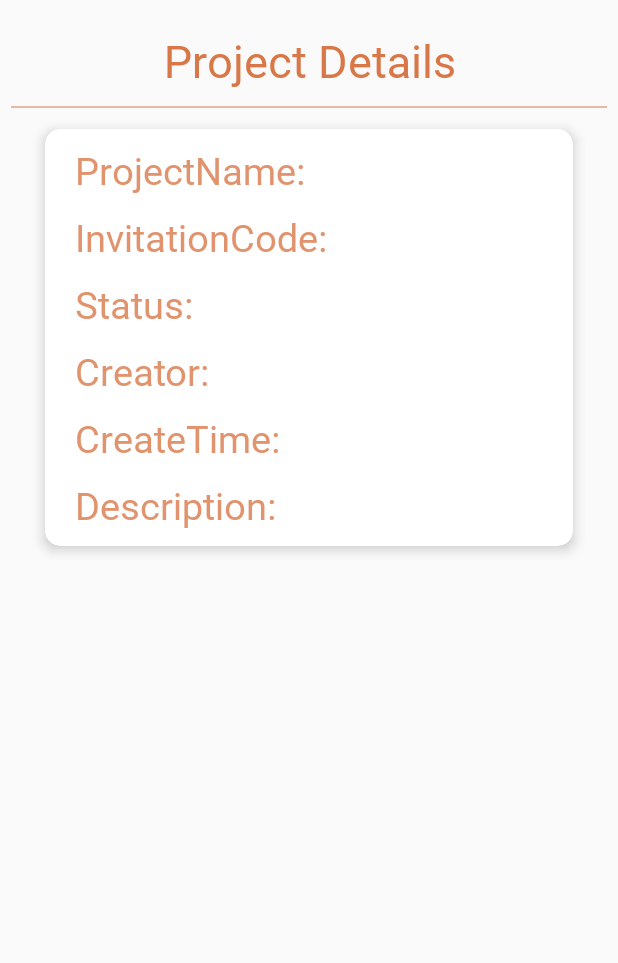
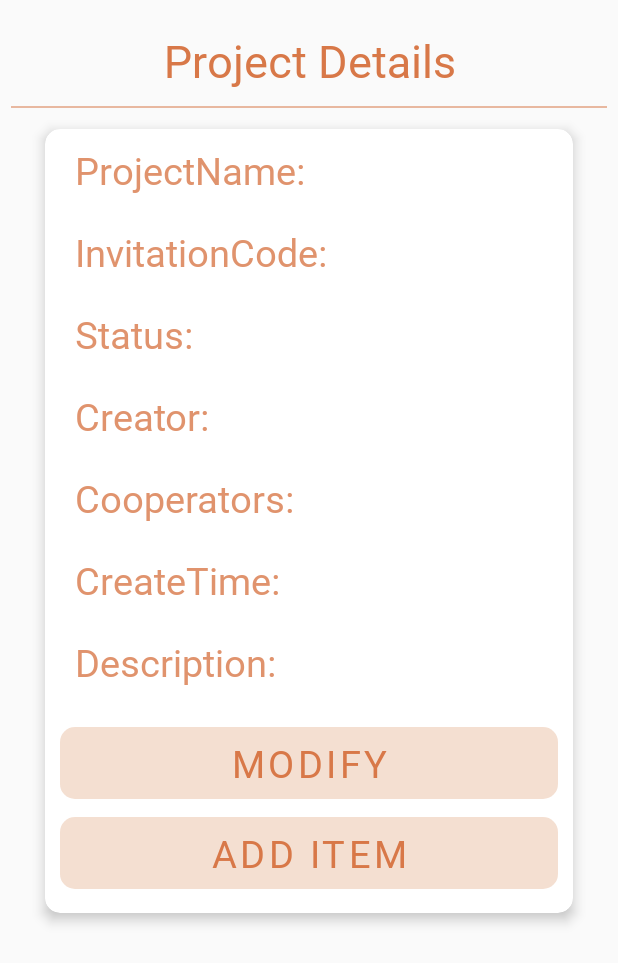
Before and after one commit to CoderWDD/TeamCooperation, an Android app: the PageProjectDetailsActivity screen opened directly, with no data from a screen before it, on a phone screen of 412 x 824 dp. Shown: the top 963 px of the screen. Run offline under Robolectric (Android 15) with nearby library versions, the phone set to English and light mode, and no system bars; our stand-ins replace data binding.

Commit message:
project details todo

```diff
--- a/app/src/main/java/com/example/cooperation/model/Project.java
+++ b/app/src/main/java/com/example/cooperation/model/Project.java
@@ -16,6 +16,16 @@ public class Project {
     private String invitationCode;
 
     private String creator;
+
+    private String cooperatorsList;
+
+    public String getCooperatorsList() {
+        return cooperatorsList;
+    }
+
+    public void setCooperatorsList(String cooperatorsList) {
+        this.cooperatorsList = cooperatorsList;
+    }
 
     public int getProjectId() {
         return projectId;
--- a/app/src/main/res/layout/activity_page_project_details.xml
+++ b/app/src/main/res/layout/activity_page_project_details.xml
@@ -95,7 +95,7 @@
                     android:layout_width="match_parent"
                     android:layout_height="wrap_content"
                     android:layout_marginLeft="20dp"
-                    android:layout_marginTop="10dp"
+                    android:layout_marginTop="20dp"
                     android:orientation="horizontal">
 
                     <TextView
@@ -122,7 +122,7 @@
                     android:layout_width="match_parent"
                     android:layout_height="wrap_content"
                     android:layout_marginLeft="20dp"
-                    android:layout_marginTop="10dp"
+                    android:layout_marginTop="20dp"
                     android:orientation="horizontal">
 
                     <TextView
@@ -153,7 +153,7 @@
                     android:layout_width="match_parent"
                     android:layout_height="wrap_content"
                     android:layout_marginLeft="20dp"
-                    android:layout_marginTop="10dp"
+                    android:layout_marginTop="20dp"
                     android:orientation="horizontal">
 
                     <TextView
@@ -180,7 +180,34 @@
                     android:layout_width="match_parent"
                     android:layout_height="wrap_content"
                     android:layout_marginLeft="20dp"
-                    android:layout_marginTop="10dp"
+                    android:layout_marginTop="20dp"
+                    android:orientation="horizontal">
+
+                    <TextView
+                        android:layout_width="wrap_content"
+                        android:layout_height="wrap_content"
+                        android:layout_marginRight="10dp"
+                        android:fontFamily="@font/no236"
+                        android:text="@string/project_cooperators"
+                        android:textColor="@color/orange_brown_item"
+                        android:textSize="25sp" />
+
+                    <TextView
+                        android:id="@+id/project_details_cooperators"
+                        android:layout_width="wrap_content"
+                        android:layout_height="wrap_content"
+                        android:fontFamily="@font/no236"
+                        android:text="@{projects.cooperatorsList}"
+                        android:textColor="@color/orange_brown_item"
+                        android:textSize="25sp" />
+
+                </androidx.appcompat.widget.LinearLayoutCompat>
+
+                <androidx.appcompat.widget.LinearLayoutCompat
+                    android:layout_width="match_parent"
+                    android:layout_height="wrap_content"
+                    android:layout_marginLeft="20dp"
+                    android:layout_marginTop="20dp"
                     android:orientation="horizontal">
 
                     <TextView
@@ -207,8 +234,7 @@
                     android:layout_width="match_parent"
                     android:layout_height="wrap_content"
                     android:layout_marginLeft="20dp"
-                    android:layout_marginTop="10dp"
-                    android:layout_marginBottom="10dp"
+                    android:layout_marginTop="20dp"
                     android:orientation="horizontal">
 
                     <TextView
@@ -236,6 +262,32 @@
 
                 </androidx.appcompat.widget.LinearLayoutCompat>
 
+                <com.google.android.material.button.MaterialButton
+                    android:layout_width="match_parent"
+                    android:layout_height="60dp"
+                    android:layout_marginHorizontal="10dp"
+                    android:layout_marginTop="20dp"
+                    android:fontFamily="@font/no236"
+                    android:stateListAnimator="@null"
+                    android:text="@string/project_modify"
+                    android:textColor="@color/orange_brown"
+                    android:textSize="25sp"
+                    app:backgroundTint="@color/button_login_background_3C"
+                    app:cornerRadius="10dp" />
+
+                <com.google.android.material.button.MaterialButton
+                    android:layout_width="match_parent"
+                    android:layout_height="60dp"
+                    android:layout_marginHorizontal="10dp"
+                    android:layout_marginBottom="10dp"
+                    android:fontFamily="@font/no236"
+                    android:stateListAnimator="@null"
+                    android:text="@string/project_detail_add_item"
+                    android:textColor="@color/orange_brown"
+                    android:textSize="25sp"
+                    app:backgroundTint="@color/button_login_background_3C"
+                    app:cornerRadius="10dp" />
+
             </androidx.appcompat.widget.LinearLayoutCompat>
 
         </com.google.android.material.card.MaterialCardView>
--- a/app/src/main/res/values/strings.xml
+++ b/app/src/main/res/values/strings.xml
@@ -53,6 +53,10 @@
     <string name="projects_invitation_code">InvitationCode: </string>
     <string name="projects_button_plus">Add a new projects!</string>
     <string name="project_details">Project Details</string>
+    <string name="project_cooperators">Cooperators: </string>
+    <string name="project_modify">Modify</string>
+    <string name="project_detail_invite">Cooperator Name</string>
+    <string name="project_detail_add_item">Add Item</string>
 
     <!--  random images url  -->
     <string name="random_images">https://source.unsplash.com/random</string>
```
